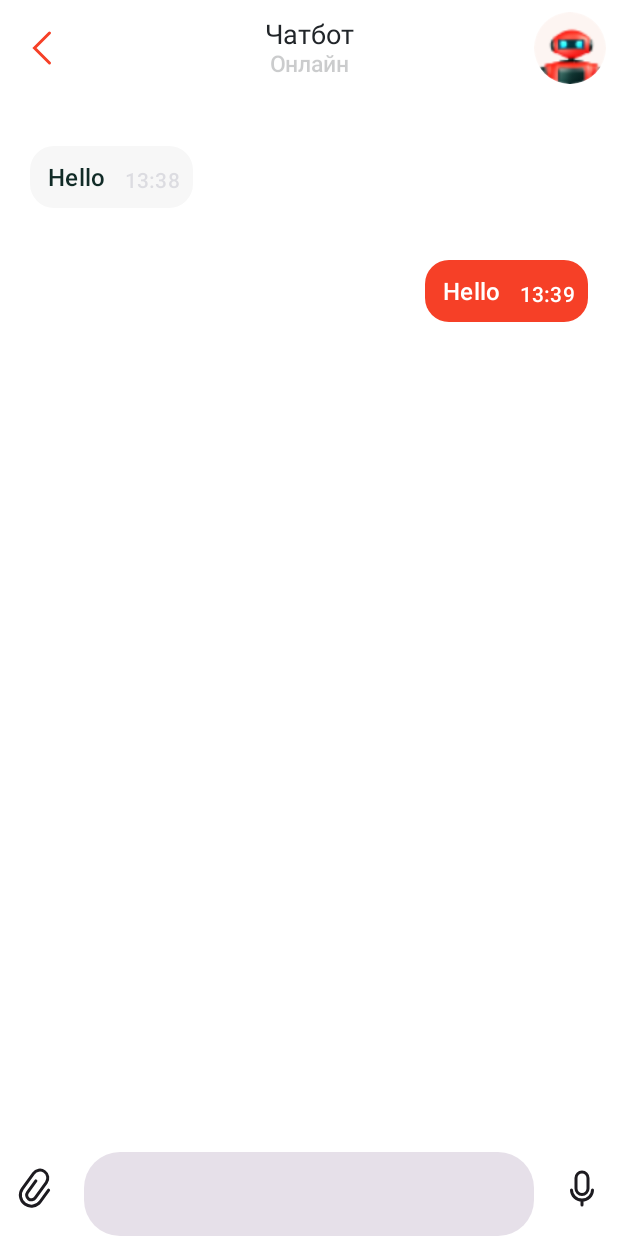
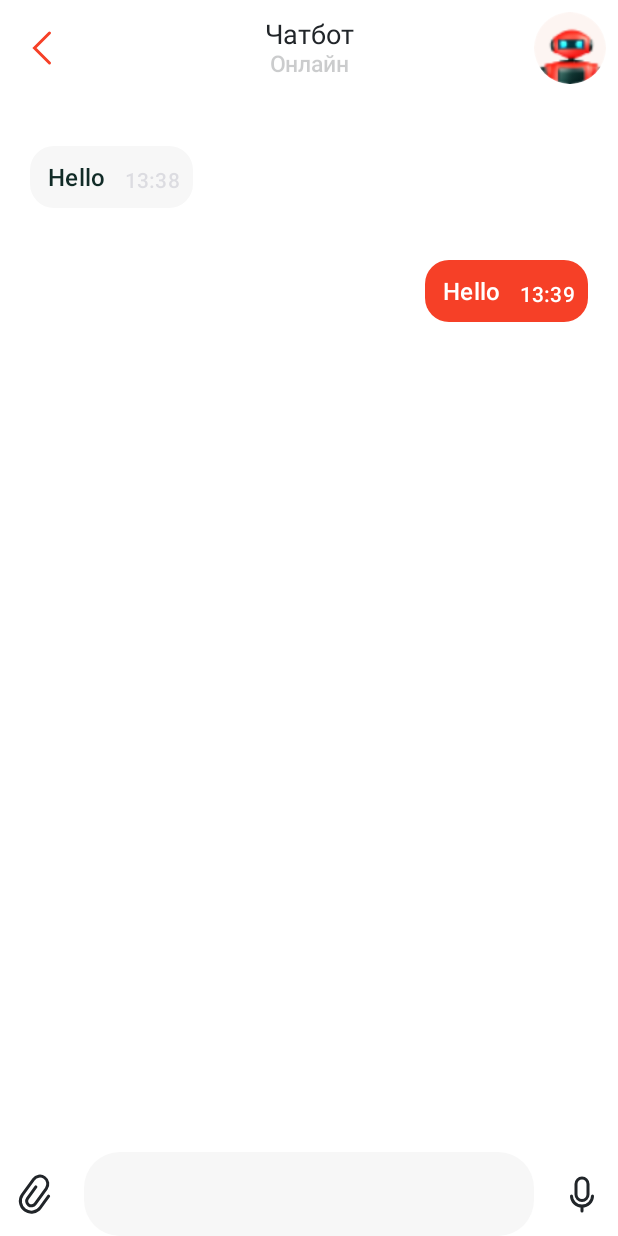
Before and after one commit to 0x7FFF/MosOpenControl, an Android app built with Jetpack Compose: the ChatScreen screen opened through its navigation route, on a phone screen of 412 x 824 dp. Run offline under Robolectric (Android 15) with nearby library versions, the light colour scheme and no system bars; our stand-ins replace Dagger/Hilt's generated code, accompanist; libraries missing offline, so code that uses them is left out: io.getstream.chat, io.michaelrocks.libphonenumber; 3 statements that could not run were skipped.

Commit message:
Polishing code (additional).

```diff
--- a/app/src/main/java/ru/gms/mosopencontrol/MainActivity.kt
+++ b/app/src/main/java/ru/gms/mosopencontrol/MainActivity.kt
@@ -69,8 +69,9 @@ class MainActivity : ComponentActivity() {
                         composable("main") {
                             ChatScreen(
                                 hiltViewModel(),
-                                navController,
-                            )
+                            ) {
+                                finish()
+                            }
                         }
                     }
                 }
--- a/app/src/main/java/ru/gms/mosopencontrol/ui/screens/chat/ChatScreen.kt
+++ b/app/src/main/java/ru/gms/mosopencontrol/ui/screens/chat/ChatScreen.kt
@@ -8,6 +8,7 @@ package ru.gms.mosopencontrol.ui.screens.chat
 
 import android.os.Build
 import androidx.annotation.RequiresApi
+import androidx.compose.foundation.Image
 import androidx.compose.foundation.background
 import androidx.compose.foundation.layout.Arrangement
 import androidx.compose.foundation.layout.Box
@@ -17,7 +18,9 @@ import androidx.compose.foundation.layout.Spacer
 import androidx.compose.foundation.layout.fillMaxSize
 import androidx.compose.foundation.layout.fillMaxWidth
 import androidx.compose.foundation.layout.height
+import androidx.compose.foundation.layout.offset
 import androidx.compose.foundation.layout.padding
+import androidx.compose.foundation.layout.requiredWidth
 import androidx.compose.foundation.layout.width
 import androidx.compose.foundation.layout.wrapContentSize
 import androidx.compose.foundation.layout.wrapContentWidth
@@ -68,7 +71,7 @@ import ru.gms.mosopencontrol.ui.theme.MosOpenControlTheme
 @Composable
 fun ChatScreen(
     viewModel: ChatViewModel,
-    navController: NavController,
+    onBackClick: () -> Unit,
 ) {
     var messageText by remember { mutableStateOf("") }
     val messagesLocal by remember { viewModel.messages }
@@ -82,9 +85,7 @@ fun ChatScreen(
             modifier = Modifier
                 .fillMaxSize(),
         ) {
-            ChatHeader {
-                navController.popBackStack()
-            }
+            ChatHeader(onBack = onBackClick)
             Spacer(modifier = Modifier.height(16.dp))
             if (viewModel.messages.value.isEmpty()) {
                 Column(
@@ -190,12 +191,13 @@ fun BottomBar(
     val keyboardController = LocalSoftwareKeyboardController.current
 
     Row(
-        horizontalArrangement = Arrangement.SpaceBetween
+        horizontalArrangement = Arrangement.SpaceBetween,
+        verticalAlignment = Alignment.CenterVertically,
     ) {
         IconButton(
             onClick = onAttachFile
         ) {
-            Icon(
+            Image(
                 painterResource(id = R.drawable.ic_chat_attach),
                 contentDescription = "Attach file"
             )
@@ -206,10 +208,9 @@ fun BottomBar(
             onValueChange = onMessageTextChanged,
             modifier = Modifier
                 .weight(1f)
-                .padding(horizontal = 8.dp)
+                .padding(horizontal = 8.dp, vertical = 0.dp)
                 .focusRequester(focusRequester)
-                .onFocusChanged { isFocused.value = it.isFocused }
-                .background(MaterialTheme.colorScheme.onPrimary),
+                .onFocusChanged { isFocused.value = it.isFocused },
             singleLine = true,
             keyboardOptions = KeyboardOptions(imeAction = ImeAction.Done),
             keyboardActions = KeyboardActions(
@@ -217,11 +218,15 @@ fun BottomBar(
             ),
             shape = RoundedCornerShape(24.dp),
             colors = TextFieldDefaults.colors(
-                focusedTextColor = Color(0xFF212529),
-                unfocusedTextColor = Color(0xFF212529),
+                focusedTextColor = MosOpenControlTheme.colorScheme.secondary,
+                unfocusedTextColor = MosOpenControlTheme.colorScheme.secondary,
                 focusedIndicatorColor = Color.Transparent,
                 unfocusedIndicatorColor = Color.Transparent,
                 disabledIndicatorColor = Color.Transparent,
+                focusedContainerColor = MosOpenControlTheme.colorScheme.tertiary,
+                unfocusedContainerColor = MosOpenControlTheme.colorScheme.tertiary,
+                errorContainerColor = MosOpenControlTheme.colorScheme.tertiary,
+                disabledContainerColor = MosOpenControlTheme.colorScheme.tertiary,
             )
         )
 
@@ -235,12 +240,12 @@ fun BottomBar(
             }
         ) {
             if (isFocused.value && messageText.isNotEmpty()) {
-                Icon(
+                Image(
                     painterResource(id = R.drawable.ic_chat_send),
                     contentDescription = "Send message"
                 )
             } else {
-                Icon(
+                Image(
                     painterResource(id = R.drawable.ic_chat_mic),
                     contentDescription = "Start voice message"
                 )
```
